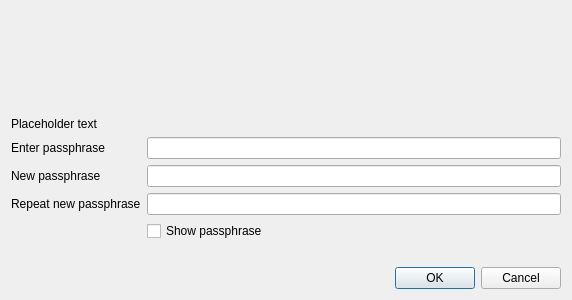
Before: the Qt Designer form src/qt/forms/askpassphrasedialog.ui in VeriConomy/vericoin, drawn with Qt 5.
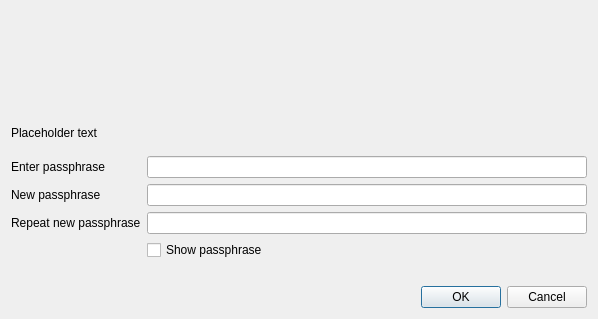
After: the same form once the commit is applied. Icons and pictures are not drawn.

What changed in the file:
```diff
--- a/src/qt/forms/askpassphrasedialog.ui
+++ b/src/qt/forms/askpassphrasedialog.ui
@@ -7,7 +7,7 @@
     <x>0</x>
     <y>0</y>
     <width>598</width>
-    <height>0</height>
+    <height>319</height>
    </rect>
   </property>
   <property name="sizePolicy">
```
Left out of the diff: 10 changed lines with no effect on the pictures. Lines whose indentation alone changed are shown as unchanged.
